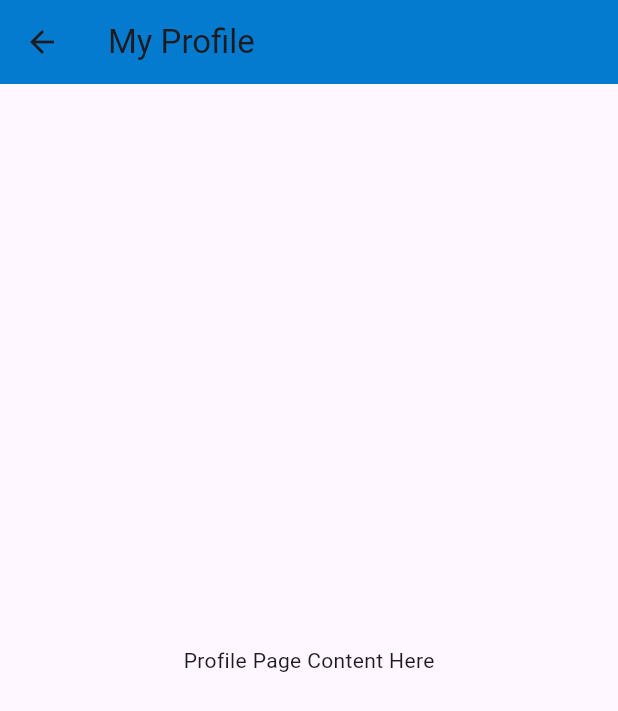
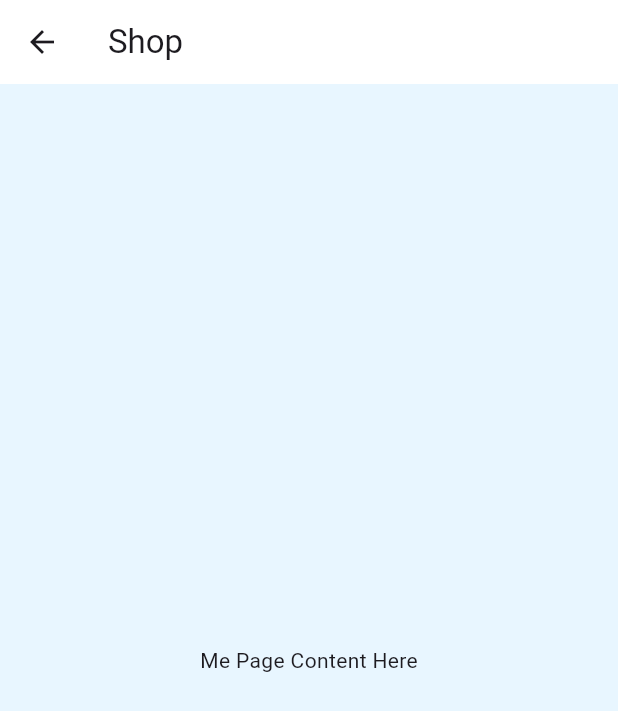
Before and after one commit to kavindumal/dog_nutrition_app, a Flutter app: the MePage screen opened directly, on a phone screen of 412 x 824 dp. Shown: the top 711 px of the screen. Run offline on Flutter 3.47's test engine with Material 3 defaults, Android fonts, the phone set to English and light mode, and no system bars; our stand-ins replace animated_bottom_navigation_bar, smooth_page_indicator.

Commit message:
Enhance Visual Design: Update Background and AppBar Color Palette

```diff
--- a/lib/pages/dashboard/CartPage.dart
+++ b/lib/pages/dashboard/pages/CartPage.dart
@@ -6,9 +6,10 @@ class CartPage extends StatelessWidget {
   @override
   Widget build(BuildContext context) {
     return Scaffold(
+      backgroundColor: Color(0xFFE8F6FF),
       appBar: AppBar(
-        title: const Text('Cart'),
-        backgroundColor: const Color(0xFF047BCE),
+        title: const Text('Shop'),
+        backgroundColor: Colors.white,
       ),
       body: Center(
         child: const Text('Cart Page Content Here'),
--- a/lib/pages/dashboard/EducationPage.dart
+++ b/lib/pages/dashboard/pages/EducationPage.dart
@@ -6,9 +6,10 @@ class EducationPage extends StatelessWidget {
   @override
   Widget build(BuildContext context) {
     return Scaffold(
+      backgroundColor: Color(0xFFE8F6FF),
       appBar: AppBar(
-        title: const Text('Education'),
-        backgroundColor: const Color(0xFF047BCE),
+        title: const Text('Shop'),
+        backgroundColor: Colors.white,
       ),
       body: Center(
         child: const Text('Education Page Content Here'),
--- a/lib/pages/dashboard/HomePage.dart
+++ b/lib/pages/dashboard/pages/HomePage.dart
@@ -6,9 +6,10 @@ class HomePage extends StatelessWidget {
   @override
   Widget build(BuildContext context) {
     return Scaffold(
+      backgroundColor: Color(0xFFE8F6FF),
       appBar: AppBar(
-        title: const Text('Home'),
-        backgroundColor: const Color(0xFF047BCE), // Your theme color
+        title: const Text('Shop'),
+        backgroundColor: Colors.white,
       ),
       body: Center(
         child: const Text('Home Page Content Here'),
--- a/lib/pages/dashboard/MePage.dart
+++ b/lib/pages/dashboard/pages/MePage.dart
@@ -6,12 +6,13 @@ class MePage extends StatelessWidget {
   @override
   Widget build(BuildContext context) {
     return Scaffold(
+      backgroundColor: Color(0xFFE8F6FF),
       appBar: AppBar(
-        title: const Text('My Profile'),
-        backgroundColor: const Color(0xFF047BCE),
+        title: const Text('Shop'),
+        backgroundColor: Colors.white,
       ),
       body: Center(
-        child: const Text('Profile Page Content Here'),
+        child: const Text('Me Page Content Here'),
       ),
     );
   }
--- a/lib/pages/dashboard/ShopPage.dart
+++ b/lib/pages/dashboard/pages/ShopPage.dart
@@ -6,9 +6,10 @@ class ShopPage extends StatelessWidget {
   @override
   Widget build(BuildContext context) {
     return Scaffold(
+      backgroundColor: Color(0xFFE8F6FF),
       appBar: AppBar(
         title: const Text('Shop'),
-        backgroundColor: const Color(0xFF047BCE),
+        backgroundColor: Colors.white,
       ),
       body: Center(
         child: const Text('Shop Page Content Here'),
```
Also changed, not shown: lib/pages/dashboard/DashboardPage.dart (+5 -6 lines).
